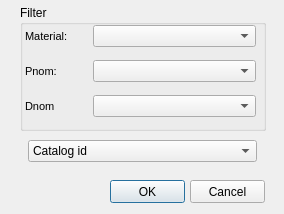
Before: the Qt Designer form ui/ws_catalog.ui in Giswater/giswater_qgis_plugin, drawn with Qt 5.
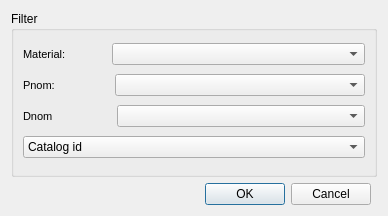
After: the same form once the commit is applied.

Commit message: modify UI - expending forms

```diff
--- a/ui/ws_catalog.ui
+++ b/ui/ws_catalog.ui
@@ -6,132 +6,24 @@
    <rect>
     <x>0</x>
     <y>0</y>
-    <width>284</width>
-    <height>214</height>
+    <width>388</width>
+    <height>216</height>
    </rect>
   </property>
   <property name="windowTitle">
    <string>Catalog</string>
   </property>
-  <widget class="QPushButton" name="btn_ok">
-   <property name="geometry">
-    <rect>
-     <x>110</x>
-     <y>180</y>
-     <width>75</width>
-     <height>23</height>
-    </rect>
-   </property>
-   <property name="text">
-    <string>OK</string>
-   </property>
-  </widget>
-  <widget class="QPushButton" name="btn_cancel">
-   <property name="geometry">
-    <rect>
-     <x>190</x>
-     <y>180</y>
-     <width>75</width>
-     <height>23</height>
-    </rect>
-   </property>
-   <property name="text">
-    <string>Cancel</string>
-   </property>
-  </widget>
-  <widget class="QComboBox" name="id">
-   <property name="geometry">
-    <rect>
-     <x>28</x>
-     <y>140</y>
-     <width>229</width>
-     <height>22</height>
-    </rect>
-   </property>
-   <item>
-    <property name="text">
-     <string>Catalog id</string>
-    </property>
-   </item>
-  </widget>
+  <layout class="QGridLayout" name="gridLayout">
+   <item row="0" column="0" colspan="2">
   <widget class="QGroupBox" name="groupBox">
-   <property name="geometry">
-    <rect>
-     <x>20</x>
-     <y>5</y>
-     <width>246</width>
-     <height>126</height>
-    </rect>
-   </property>
    <property name="title">
     <string>Filter</string>
    </property>
-   <widget class="QComboBox" name="matcat_id">
-    <property name="geometry">
-     <rect>
-      <x>73</x>
-      <y>20</y>
-      <width>163</width>
-      <height>22</height>
-     </rect>
-    </property>
-   </widget>
-   <widget class="QComboBox" name="filter2">
-    <property name="geometry">
-     <rect>
-      <x>73</x>
-      <y>55</y>
-      <width>163</width>
-      <height>22</height>
-     </rect>
-    </property>
-   </widget>
-   <widget class="QComboBox" name="filter3">
-    <property name="geometry">
-     <rect>
-      <x>73</x>
-      <y>90</y>
-      <width>163</width>
-      <height>22</height>
-     </rect>
-    </property>
-   </widget>
-   <widget class="QLabel" name="label_diameter">
-    <property name="geometry">
-     <rect>
-      <x>5</x>
-      <y>90</y>
-      <width>61</width>
-      <height>22</height>
-     </rect>
-    </property>
-    <property name="font">
-     <font>
-      <pointsize>8</pointsize>
-     </font>
-    </property>
-    <property name="frameShape">
-     <enum>QFrame::NoFrame</enum>
-    </property>
-    <property name="frameShadow">
-     <enum>QFrame::Plain</enum>
-    </property>
-    <property name="text">
-     <string>Dnom</string>
-    </property>
-    <property name="margin">
-     <number>3</number>
-    </property>
-   </widget>
+     <layout class="QVBoxLayout" name="verticalLayout">
+      <item>
+       <layout class="QHBoxLayout" name="horizontalLayout">
+        <item>
    <widget class="QLabel" name="label_matcat_id">
-    <property name="geometry">
-     <rect>
-      <x>5</x>
-      <y>20</y>
-      <width>67</width>
-      <height>22</height>
-     </rect>
-    </property>
     <property name="font">
      <font>
       <pointsize>8</pointsize>
@@ -150,15 +42,39 @@
      <number>3</number>
     </property>
    </widget>
+        </item>
+        <item>
+         <spacer name="horizontalSpacer_2">
+          <property name="orientation">
+           <enum>Qt::Horizontal</enum>
+          </property>
+          <property name="sizeType">
+           <enum>QSizePolicy::Fixed</enum>
+          </property>
+          <property name="sizeHint" stdset="0">
+           <size>
+            <width>40</width>
+            <height>20</height>
+           </size>
+          </property>
+         </spacer>
+        </item>
+        <item>
+         <widget class="QComboBox" name="matcat_id">
+          <property name="sizePolicy">
+           <sizepolicy hsizetype="Expanding" vsizetype="Fixed">
+            <horstretch>0</horstretch>
+            <verstretch>0</verstretch>
+           </sizepolicy>
+          </property>
+         </widget>
+        </item>
+       </layout>
+      </item>
+      <item>
+       <layout class="QHBoxLayout" name="horizontalLayout_2">
+        <item>
    <widget class="QLabel" name="label_pressure">
-    <property name="geometry">
-     <rect>
-      <x>5</x>
-      <y>55</y>
-      <width>61</width>
-      <height>22</height>
-     </rect>
-    </property>
     <property name="font">
      <font>
       <pointsize>8</pointsize>
@@ -177,16 +93,141 @@
      <number>3</number>
     </property>
    </widget>
-  </widget>
- </widget>
- <tabstops>
-  <tabstop>matcat_id</tabstop>
-  <tabstop>filter2</tabstop>
-  <tabstop>filter3</tabstop>
-  <tabstop>id</tabstop>
-  <tabstop>btn_ok</tabstop>
-  <tabstop>btn_cancel</tabstop>
- </tabstops>
+        </item>
+        <item>
+         <spacer name="horizontalSpacer_3">
+          <property name="orientation">
+           <enum>Qt::Horizontal</enum>
+          </property>
+          <property name="sizeType">
+           <enum>QSizePolicy::Fixed</enum>
+          </property>
+          <property name="sizeHint" stdset="0">
+           <size>
+            <width>54</width>
+            <height>20</height>
+           </size>
+          </property>
+         </spacer>
+        </item>
+        <item>
+         <widget class="QComboBox" name="filter2">
+          <property name="sizePolicy">
+           <sizepolicy hsizetype="Expanding" vsizetype="Fixed">
+            <horstretch>0</horstretch>
+            <verstretch>0</verstretch>
+           </sizepolicy>
+          </property>
+         </widget>
+        </item>
+       </layout>
+      </item>
+      <item>
+       <layout class="QHBoxLayout" name="horizontalLayout_3">
+        <item>
+         <widget class="QLabel" name="label_diameter">
+          <property name="font">
+           <font>
+            <pointsize>8</pointsize>
+           </font>
+          </property>
+          <property name="frameShape">
+           <enum>QFrame::NoFrame</enum>
+          </property>
+          <property name="frameShadow">
+           <enum>QFrame::Plain</enum>
+          </property>
+          <property name="text">
+           <string>Dnom</string>
+          </property>
+          <property name="margin">
+           <number>3</number>
+          </property>
+         </widget>
+        </item>
+        <item>
+         <spacer name="horizontalSpacer_4">
+          <property name="orientation">
+           <enum>Qt::Horizontal</enum>
+          </property>
+          <property name="sizeType">
+           <enum>QSizePolicy::Fixed</enum>
+          </property>
+          <property name="sizeHint" stdset="0">
+           <size>
+            <width>58</width>
+            <height>20</height>
+           </size>
+          </property>
+         </spacer>
+        </item>
+        <item>
+         <widget class="QComboBox" name="filter3">
+          <property name="sizePolicy">
+           <sizepolicy hsizetype="Expanding" vsizetype="Fixed">
+            <horstretch>0</horstretch>
+            <verstretch>0</verstretch>
+           </sizepolicy>
+          </property>
+         </widget>
+        </item>
+       </layout>
+      </item>
+      <item>
+       <layout class="QHBoxLayout" name="horizontalLayout_4">
+        <item>
+         <widget class="QComboBox" name="id">
+          <property name="sizePolicy">
+           <sizepolicy hsizetype="Expanding" vsizetype="Fixed">
+            <horstretch>0</horstretch>
+            <verstretch>0</verstretch>
+           </sizepolicy>
+          </property>
+          <item>
+           <property name="text">
+            <string>Catalog id</string>
+           </property>
+          </item>
+         </widget>
+        </item>
+       </layout>
+      </item>
+     </layout>
+    </widget>
+   </item>
+   <item row="1" column="0">
+    <layout class="QHBoxLayout" name="horizontalLayout_5">
+     <item>
+      <spacer name="horizontalSpacer">
+       <property name="orientation">
+        <enum>Qt::Horizontal</enum>
+       </property>
+       <property name="sizeHint" stdset="0">
+        <size>
+         <width>40</width>
+         <height>20</height>
+        </size>
+       </property>
+      </spacer>
+     </item>
+     <item>
+      <widget class="QPushButton" name="btn_ok">
+       <property name="text">
+        <string>OK</string>
+       </property>
+      </widget>
+     </item>
+     <item>
+      <widget class="QPushButton" name="btn_cancel">
+       <property name="text">
+        <string>Cancel</string>
+       </property>
+      </widget>
+     </item>
+    </layout>
+   </item>
+  </layout>
+ </widget>
  <resources/>
  <connections/>
 </ui>
```
Lines whose indentation alone changed are shown as unchanged. The commit also changes 5 other files.
